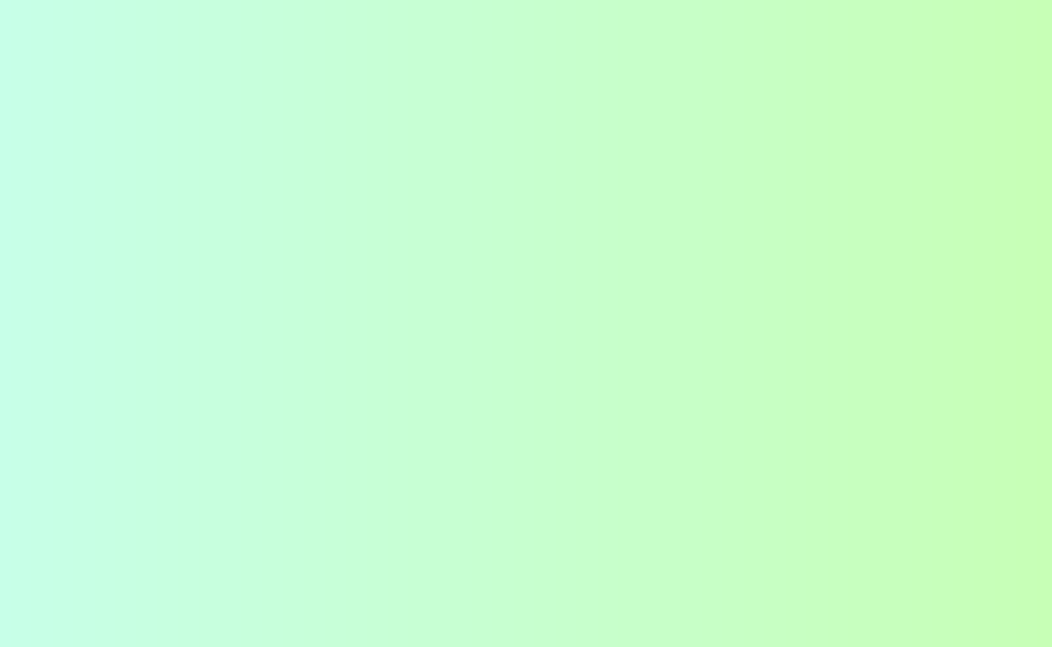
First picture: the form in secpage.ui, repository matin0303/504-absolutely-essential-words, before the edit.
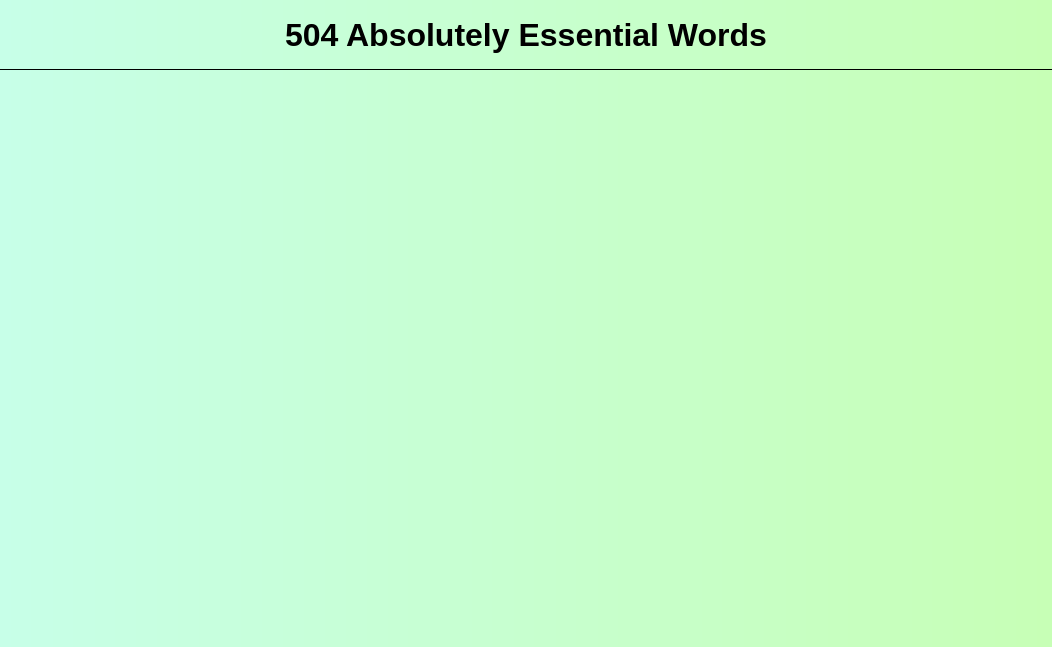
Second picture: the form after the edit. The open tabs and pages were chosen to show the change. Icons and pictures are not drawn.

The edit to the form file:
```diff
--- a/secpage.ui
+++ b/secpage.ui
@@ -37,7 +37,215 @@
      <property name="currentIndex">
       <number>1</number>
      </property>
-     <widget class="QWidget" name="page"/>
+     <widget class="QWidget" name="page">
+      <layout class="QVBoxLayout" name="verticalLayout_10">
+       <property name="spacing">
+        <number>0</number>
+       </property>
+       <property name="leftMargin">
+        <number>0</number>
+       </property>
+       <property name="topMargin">
+        <number>0</number>
+       </property>
+       <property name="rightMargin">
+        <number>0</number>
+       </property>
+       <property name="bottomMargin">
+        <number>0</number>
+       </property>
+       <item>
+        <widget class="QWidget" name="widget_10" native="true">
+         <property name="maximumSize">
+          <size>
+           <width>16777215</width>
+           <height>70</height>
+          </size>
+         </property>
+         <property name="styleSheet">
+          <string notr="true">background-color:rgba(0,0,0,0);
+border-bottom:1px solid black;</string>
+         </property>
+         <layout class="QHBoxLayout" name="horizontalLayout_4">
+          <property name="spacing">
+           <number>0</number>
+          </property>
+          <property name="leftMargin">
+           <number>0</number>
+          </property>
+          <property name="topMargin">
+           <number>0</number>
+          </property>
+          <property name="rightMargin">
+           <number>0</number>
+          </property>
+          <property name="bottomMargin">
+           <number>0</number>
+          </property>
+          <item>
+           <widget class="QWidget" name="widget_11" native="true">
+            <property name="minimumSize">
+             <size>
+              <width>100</width>
+              <height>0</height>
+             </size>
+            </property>
+            <property name="maximumSize">
+             <size>
+              <width>100</width>
+              <height>16777215</height>
+             </size>
+            </property>
+            <layout class="QVBoxLayout" name="verticalLayout_9">
+             <item>
+              <widget class="QPushButton" name="pushButton_3">
+               <property name="styleSheet">
+                <string notr="true">background-color: rgba(0,0,0,0);
+border:none;</string>
+               </property>
+               <property name="text">
+                <string/>
+               </property>
+               <property name="icon">
+                <iconset resource="resource.qrc">
+                 <normaloff>:/images/images/back.png</normaloff>:/images/images/back.png</iconset>
+               </property>
+               <property name="iconSize">
+                <size>
+                 <width>60</width>
+                 <height>40</height>
+                </size>
+               </property>
+              </widget>
+             </item>
+            </layout>
+           </widget>
+          </item>
+          <item>
+           <widget class="QWidget" name="widget_12" native="true">
+            <property name="styleSheet">
+             <string notr="true"/>
+            </property>
+            <layout class="QHBoxLayout" name="horizontalLayout_5">
+             <item>
+              <spacer name="horizontalSpacer_5">
+               <property name="orientation">
+                <enum>Qt::Horizontal</enum>
+               </property>
+               <property name="sizeHint" stdset="0">
+                <size>
+                 <width>88</width>
+                 <height>20</height>
+                </size>
+               </property>
+              </spacer>
+             </item>
+             <item>
+              <widget class="QLabel" name="label_3">
+               <property name="font">
+                <font>
+                 <family>Tahoma</family>
+                 <pointsize>24</pointsize>
+                 <bold>true</bold>
+                </font>
+               </property>
+               <property name="styleSheet">
+                <string notr="true">color: rgb(0, 0, 0);
+border:none;</string>
+               </property>
+               <property name="text">
+                <string>504 Absolutely Essential Words</string>
+               </property>
+              </widget>
+             </item>
+             <item>
+              <spacer name="horizontalSpacer_6">
+               <property name="orientation">
+                <enum>Qt::Horizontal</enum>
+               </property>
+               <property name="sizeHint" stdset="0">
+                <size>
+                 <width>88</width>
+                 <height>20</height>
+                </size>
+               </property>
+              </spacer>
+             </item>
+            </layout>
+           </widget>
+          </item>
+          <item>
+           <widget class="QWidget" name="widget_13" native="true">
+            <property name="minimumSize">
+             <size>
+              <width>100</width>
+              <height>0</height>
+             </size>
+            </property>
+            <property name="maximumSize">
+             <size>
+              <width>100</width>
+              <height>16777215</height>
+             </size>
+            </property>
+           </widget>
+          </item>
+         </layout>
+        </widget>
+       </item>
+       <item>
+        <widget class="QWidget" name="widget_14" native="true">
+         <property name="styleSheet">
+          <string notr="true">background-color:rgba(0,0,0,0);</string>
+         </property>
+         <layout class="QHBoxLayout" name="horizontalLayout_6">
+          <item>
+           <spacer name="horizontalSpacer_7">
+            <property name="orientation">
+             <enum>Qt::Horizontal</enum>
+            </property>
+            <property name="sizeHint" stdset="0">
+             <size>
+              <width>130</width>
+              <height>20</height>
+             </size>
+            </property>
+           </spacer>
+          </item>
+          <item>
+           <widget class="QWidget" name="widget_15" native="true">
+            <property name="minimumSize">
+             <size>
+              <width>750</width>
+              <height>400</height>
+             </size>
+            </property>
+            <property name="maximumSize">
+             <size>
+              <width>750</width>
+              <height>400</height>
+             </size>
+            </property>
+           </widget>
+          </item>
+          <item>
+           <spacer name="horizontalSpacer_8">
+            <property name="orientation">
+             <enum>Qt::Horizontal</enum>
+            </property>
+            <property name="sizeHint" stdset="0">
+             <size>
+              <width>130</width>
+              <height>20</height>
+             </size>
+            </property>
+           </spacer>
+          </item>
+         </layout>
+        </widget>
+       </item>
+      </layout>
+     </widget>
      <widget class="QWidget" name="page_2">
       <layout class="QVBoxLayout" name="verticalLayout_2">
        <property name="spacing">
```
Left out of the diff: 51 changed lines with no effect on the pictures.
